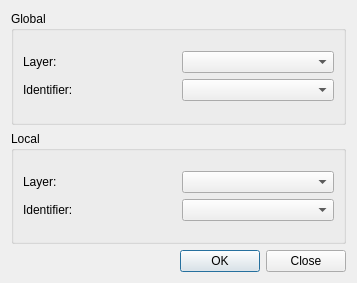
Old version of the form helmert2d_dialog_control_points.ui in the repository edigonzales-archiv/qgis_helmert2d.
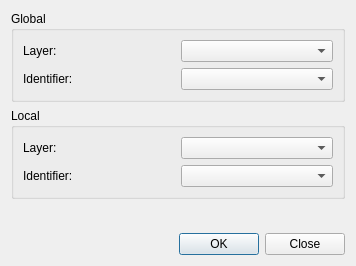
New version of the form. Custom widgets are drawn as their Qt base class.

Commit message: weiter mit identify points

```diff
--- a/helmert2d_dialog_control_points.ui
+++ b/helmert2d_dialog_control_points.ui
@@ -9,24 +9,14 @@
    <rect>
     <x>0</x>
     <y>0</y>
-    <width>357</width>
-    <height>283</height>
+    <width>356</width>
+    <height>266</height>
    </rect>
   </property>
   <property name="windowTitle">
    <string>Identify control points</string>
   </property>
   <layout class="QGridLayout" name="gridLayout">
-   <item row="2" column="0">
-    <widget class="QDialogButtonBox" name="buttonBox">
-     <property name="orientation">
-      <enum>Qt::Horizontal</enum>
-     </property>
-     <property name="standardButtons">
-      <set>QDialogButtonBox::Close|QDialogButtonBox::Ok</set>
-     </property>
-    </widget>
-   </item>
    <item row="0" column="0">
     <widget class="QgsCollapsibleGroupBox" name="mGroupBox">
      <property name="title">
@@ -101,6 +91,29 @@
      </layout>
     </widget>
    </item>
+   <item row="3" column="0">
+    <widget class="QDialogButtonBox" name="buttonBox">
+     <property name="orientation">
+      <enum>Qt::Horizontal</enum>
+     </property>
+     <property name="standardButtons">
+      <set>QDialogButtonBox::Close|QDialogButtonBox::Ok</set>
+     </property>
+    </widget>
+   </item>
+   <item row="2" column="0">
+    <spacer name="verticalSpacer">
+     <property name="orientation">
+      <enum>Qt::Vertical</enum>
+     </property>
+     <property name="sizeHint" stdset="0">
+      <size>
+       <width>20</width>
+       <height>40</height>
+      </size>
+     </property>
+    </spacer>
+   </item>
   </layout>
  </widget>
  <customwidgets>
```
The commit also changes 2 other files.
